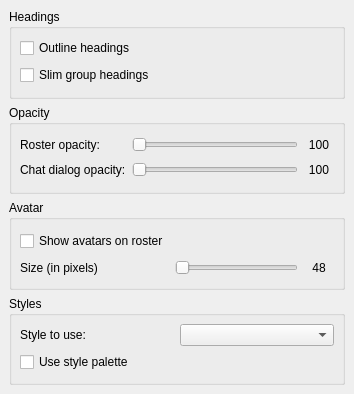
The window that main/synapse-im/src/options/opt_appearance_misc.ui (BackupTheBerlios/synapse-xmpp-svn) describes before a commit, drawn with Qt 5.
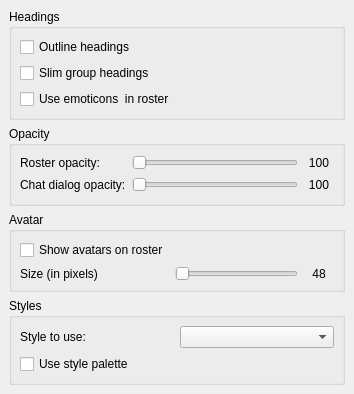
The same window after the commit.

Commit message: Add ability to turn On/Off showing emoticons in status messages presented in roster.

```diff
--- a/main/synapse-im/src/options/opt_appearance_misc.ui
+++ b/main/synapse-im/src/options/opt_appearance_misc.ui
@@ -45,6 +45,13 @@
         </property>
        </widget>
       </item>
+      <item row="2" column="0" >
+       <widget class="QCheckBox" name="ck_rosterEmot" >
+        <property name="text" >
+         <string>Use emoticons  in roster</string>
+        </property>
+       </widget>
+      </item>
      </layout>
     </widget>
    </item>
```
The commit also changes 3 other files.
